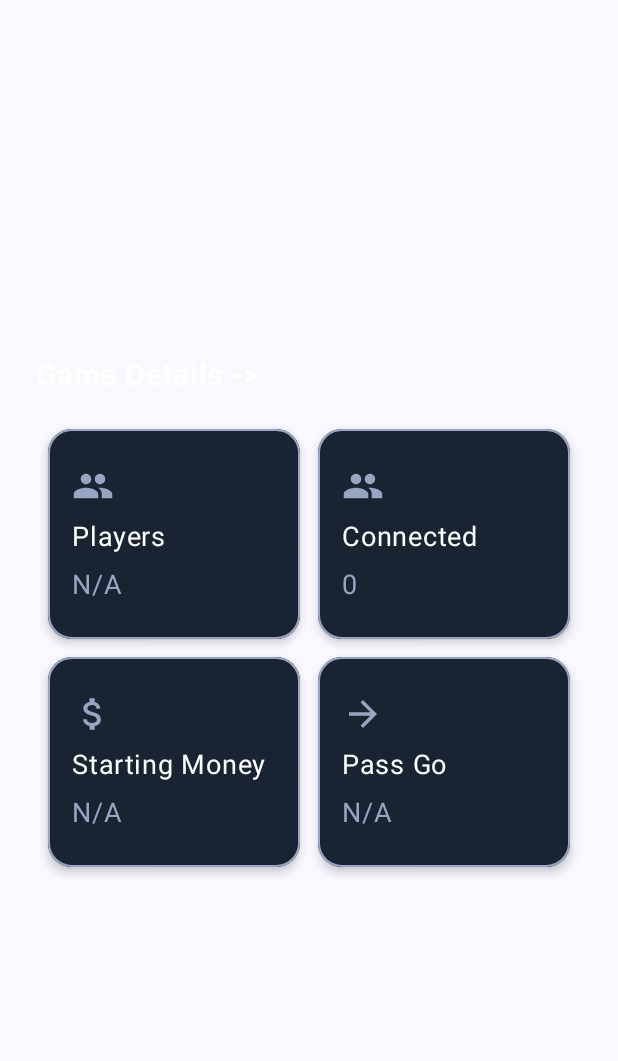
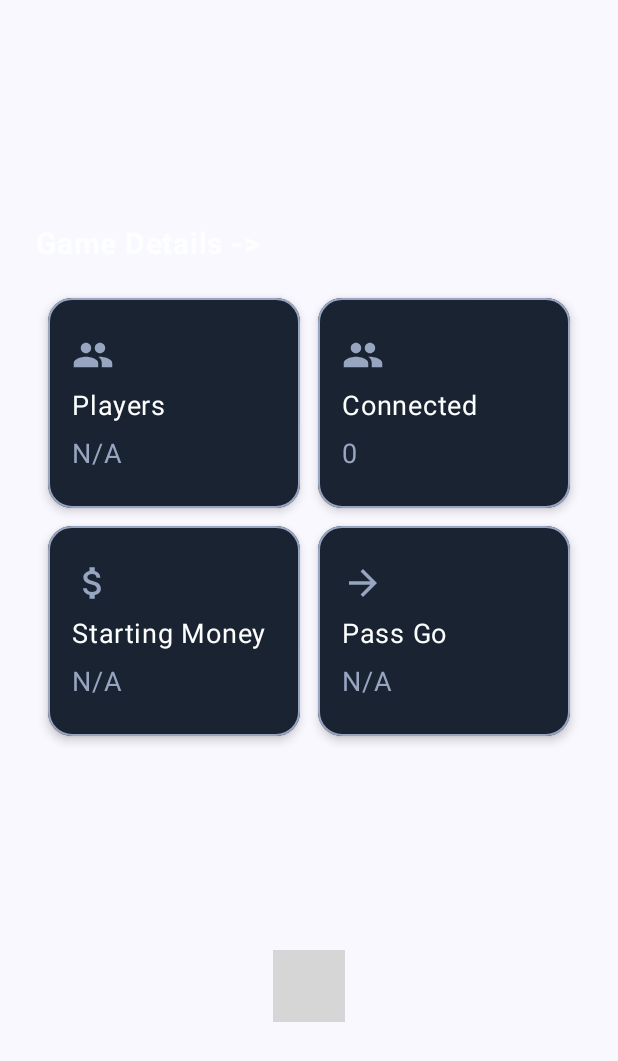
Before and after one commit to ManuACDev/monopoly-wallet, an Android app built with Jetpack Compose: the composable GameScreen called with empty values, on a phone screen of 412 x 824 dp. Shown: the top 1061 px of the screen. Run offline under Robolectric (Android 15) with nearby library versions, the phone set to English and light mode, and no system bars; our stand-ins replace AdMob, Firebase (no records; nobody signed in at launch, a user with empty details on screens opened directly); 5 statements that could not run were skipped; grey boxes are pictures that could not be loaded.

Commit message:
Ad GameScreen v1

```diff
--- a/app/src/main/java/com/example/wallet/ui/screens/GameScreen.kt
+++ b/app/src/main/java/com/example/wallet/ui/screens/GameScreen.kt
@@ -49,6 +49,7 @@ import com.example.wallet.models.GameConfig
 import com.example.wallet.models.Player
 import com.example.wallet.services.AuthService
 import com.example.wallet.services.FirestoreService
+import com.example.wallet.ui.components.NativeAdComponent
 import com.example.wallet.ui.theme.Mirage
 import com.example.wallet.ui.theme.Nepal
 import com.example.wallet.ui.theme.TwilightBlue
@@ -84,6 +85,12 @@ fun GameScreen(modifier: Modifier = Modifier, gameId: String, navController: Nav
 
         GameDetails(gameId = gameId)
         playerName?.let { ActionsGame(navController = navController, gameId = gameId, playerName = it) }
+        NativeAdComponent(
+            modifier = Modifier
+                .fillMaxWidth()
+                .padding(8.dp), // Padding para separar el anuncio de los otros elementos
+            adUnitId = "ca-app-pub-4224838935226247/8316539566"
+        )
     }
 }
 
@@ -239,7 +246,7 @@ fun GameOptionCard(value: String, title: String, icon: ImageVector, modifier: Mo
         modifier = modifier
             .width(200.dp)
             .height(140.dp)
-            .border(1.dp, color= Nepal, shape = RoundedCornerShape(16.dp)),
+            .border(1.dp, color = Nepal, shape = RoundedCornerShape(16.dp)),
         colors = CardDefaults.cardColors(containerColor = Mirage), // Fondo común
         elevation = CardDefaults.cardElevation(4.dp),
         shape = RoundedCornerShape(16.dp)
```
